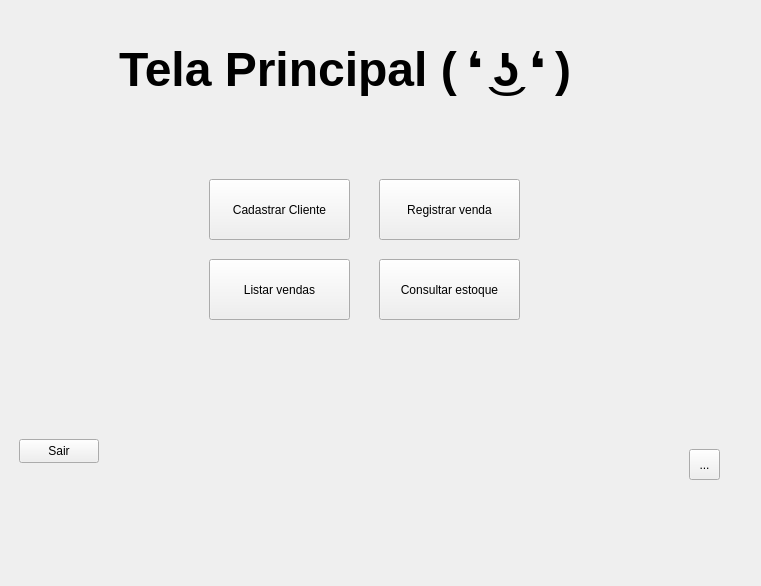
Above: mainwindow.ui from EduardoHaagP/ProjetoPOO before the change. Below: the same form after it.
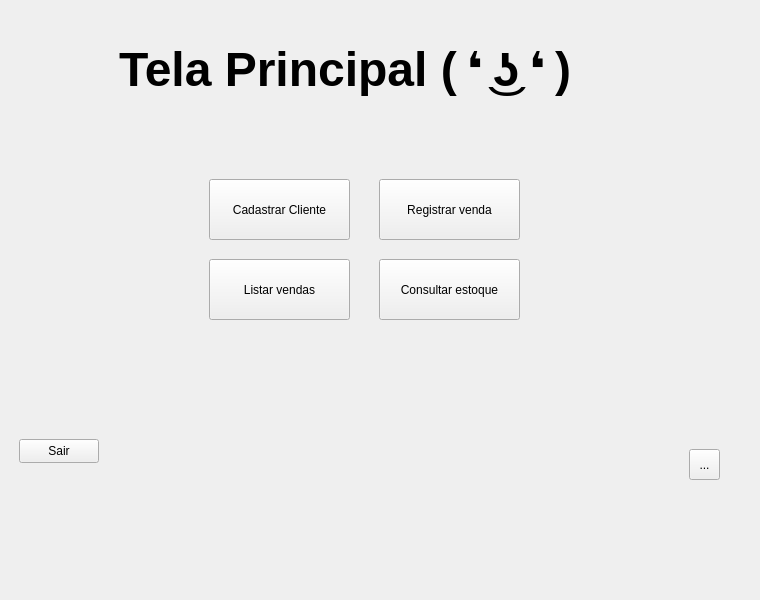
That is the form after the change.

Diff of the .ui file:
```diff
--- a/mainwindow.ui
+++ b/mainwindow.ui
@@ -6,8 +6,8 @@
    <rect>
     <x>0</x>
     <y>0</y>
-    <width>761</width>
-    <height>586</height>
+    <width>760</width>
+    <height>600</height>
    </rect>
   </property>
   <property name="mouseTracking">
```
